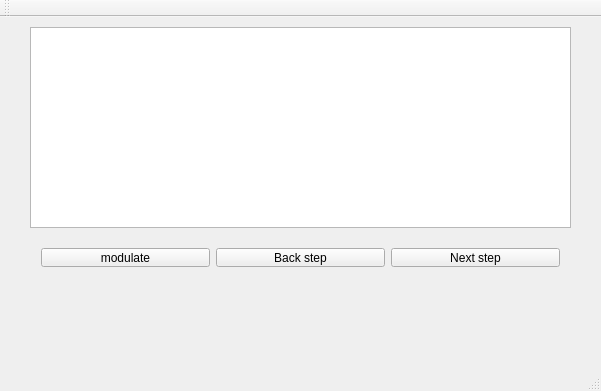
This is mainwindow.ui in TheRzzan/SmoCursWork as Qt 5 draws it before an edit. The edited form follows.
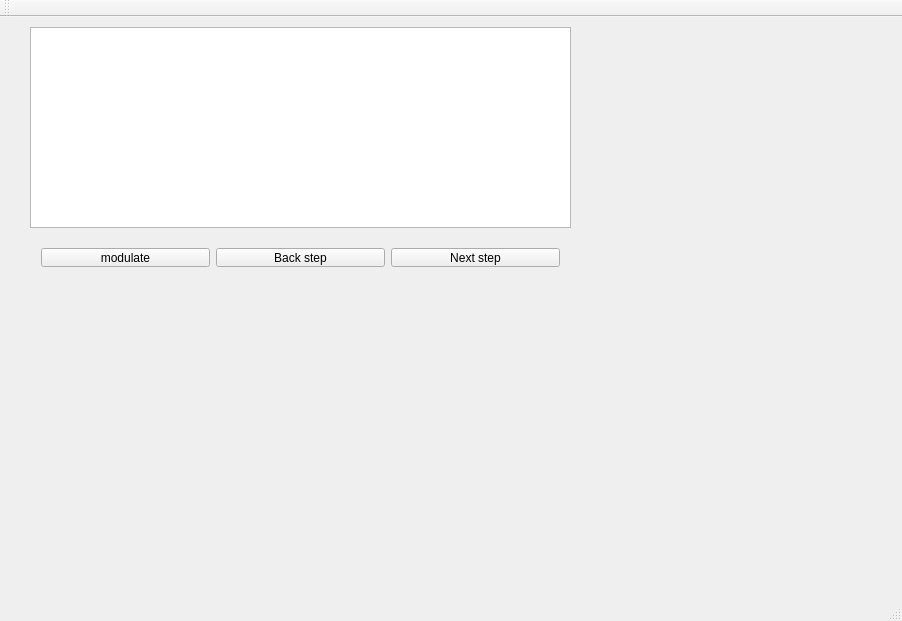
This is the edited form.

Commit message: Analytics class added.

Diff of the .ui file:
```diff
--- a/mainwindow.ui
+++ b/mainwindow.ui
@@ -6,8 +6,8 @@
    <rect>
     <x>0</x>
     <y>0</y>
-    <width>601</width>
-    <height>391</height>
+    <width>902</width>
+    <height>621</height>
    </rect>
   </property>
   <property name="windowTitle">
```
Left out of the diff: 2 changed lines with no effect on the pictures. The commit also changes 2 other files.
